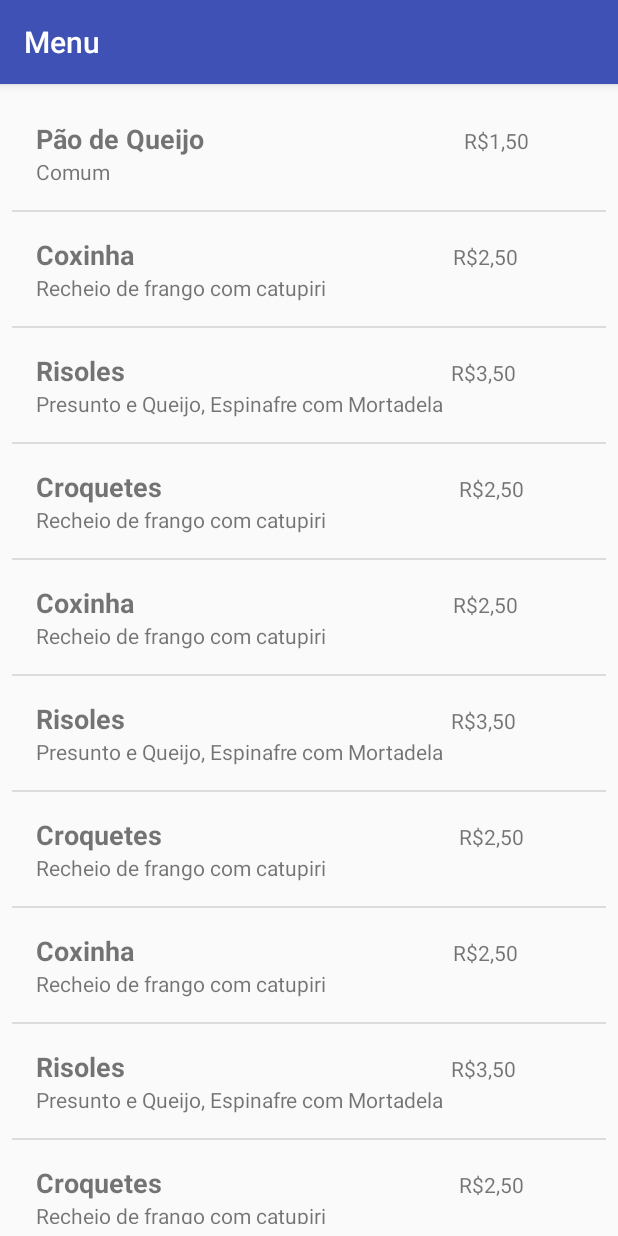
After one commit to joaomflima/Menu, an Android app: the recyclerView screen opened directly, with no data from a screen before it, on a phone screen of 412 x 824 dp. The commit adds this screen. Run offline under Robolectric (Android 15) with nearby library versions, the phone set to English and light mode, and no system bars.

Commit message:
Começando a adicionar listas

```diff
--- a/app/build.gradle
+++ b/app/build.gradle
@@ -25,4 +25,5 @@ dependencies {
     testImplementation 'junit:junit:4.12'
     androidTestImplementation 'com.android.support.test:runner:1.0.2'
     androidTestImplementation 'com.android.support.test.espresso:espresso-core:3.0.2'
+    implementation 'com.android.support:recyclerview-v7:27.1.1'
 }
--- /dev/null
+++ b/app/src/main/java/com/una/menu/adapter/AdapterProdutos.java
@@ -0,0 +1,65 @@
+package com.una.menu.adapter;
+
+import android.support.annotation.NonNull;
+import android.support.v7.widget.RecyclerView;
+import android.view.LayoutInflater;
+import android.view.View;
+import android.view.ViewGroup;
+import android.widget.TextView;
+
+import com.una.menu.R;
+import com.una.menu.model.Produto;
+
+import java.util.List;
+
+
+public class AdapterProdutos extends RecyclerView.Adapter<AdapterProdutos.MyViewHolder> {
+
+    // Atributos
+    private List<Produto> listaProdutos;
+
+    // Construtor
+    public AdapterProdutos(List<Produto> lista ) {
+        this.listaProdutos = lista;
+    }
+
+    @NonNull
+    @Override
+    public MyViewHolder onCreateViewHolder(@NonNull ViewGroup parent, int viewType) {
+
+        View itemLista = LayoutInflater.from(parent.getContext())
+                .inflate(R.layout.produtos_lista, parent, false);
+
+        return new MyViewHolder(itemLista);
+    }
+
+    @Override
+    public void onBindViewHolder(@NonNull MyViewHolder holder, int position) {
+
+        Produto produto = listaProdutos.get(position);
+        holder.nome.setText(produto.getNome());
+        holder.descricao.setText(produto.getDescricao());
+        holder.preco.setText(produto.getPreco());
+    }
+
+    @Override
+    public int getItemCount() {
+        return listaProdutos.size();
+    }
+
+    public class MyViewHolder extends RecyclerView.ViewHolder {
+
+        TextView nome;
+        TextView descricao;
+        TextView preco;
+
+        public MyViewHolder(View itemView) {
+            super(itemView);
+
+            nome = itemView.findViewById(R.id.textTitulo);
+            descricao = itemView.findViewById(R.id.textGenero);
+            preco = itemView.findViewById(R.id.textAno);
+        }
+    }
+
+}
--- /dev/null
+++ b/app/src/main/java/com/una/menu/model/Produto.java
@@ -0,0 +1,48 @@
+package com.una.menu.model;
+
+public class Produto {
+
+    // Atributos
+    private String nome;
+    private String descricao;
+    private String preco;
+
+    // Construtor 01
+
+    public Produto(String nome, String descricao, String preco) {
+        this.nome = nome;
+        this.descricao = descricao;
+        this.preco = preco;
+    }
+
+    // Contrutor 02
+    public Produto(){
+
+    }
+
+    // Getters and Setters
+
+    public String getNome() {
+        return nome;
+    }
+
+    public void setNome(String nome) {
+        this.nome = nome;
+    }
+
+    public String getDescricao() {
+        return descricao;
+    }
+
+    public void setDescricao(String descricao) {
+        this.descricao = descricao;
+    }
+
+    public String getPreco() {
+        return preco;
+    }
+
+    public void setPreco(String preco) {
+        this.preco = preco;
+    }
+}
--- /dev/null
+++ b/app/src/main/java/com/una/menu/recyclerView.java
@@ -0,0 +1,83 @@
+package com.una.menu;
+
+import android.support.v7.app.AppCompatActivity;
+import android.os.Bundle;
+import android.support.v7.widget.DividerItemDecoration;
+import android.support.v7.widget.LinearLayoutManager;
+import android.support.v7.widget.RecyclerView;
+import android.widget.LinearLayout;
+
+import com.una.menu.adapter.AdapterProdutos;
+import com.una.menu.model.Produto;
+
+import java.util.ArrayList;
+import java.util.List;
+
+public class recyclerView extends AppCompatActivity {
+
+    private RecyclerView recyclerView;
+    private List<Produto> listaProduto = new ArrayList<>();
+
+    @Override
+    protected void onCreate(Bundle savedInstanceState) {
+        super.onCreate(savedInstanceState);
+        setContentView(R.layout.activity_recycler_view);
+
+        recyclerView = findViewById(R.id.recyclerView);
+
+        // Lista Produtos
+        this.criarProdutos();
+
+        //Configurar adapter
+        AdapterProdutos adapterProdutos = new AdapterProdutos( listaProduto );
+
+        //Configurar RecycleView
+        RecyclerView.LayoutManager layoutManager = new LinearLayoutManager(getApplicationContext());
+        recyclerView.setLayoutManager(layoutManager);
+        recyclerView.setHasFixedSize(true);
+        recyclerView.addItemDecoration(new DividerItemDecoration(this, LinearLayout.VERTICAL));
+        recyclerView.setAdapter(adapterProdutos);
+    }
+
+    public void criarProdutos(){
+        Produto produto = new Produto("Pão de Queijo", "Comum", "R$1,50");
+        listaProduto.add(produto);
+
+        produto = new Produto("Coxinha", "Recheio de frango com catupiri", "R$2,50");
+        listaProduto.add(produto);
+
+        produto = new Produto("Risoles", "Presunto e Queijo, Espinafre com Mortadela", "R$3,50");
+        listaProduto.add(produto);
+
+        produto = new Produto("Croquetes ", "Recheio de frango com catupiri", "R$2,50");
+        listaProduto.add(produto);
+
+        produto = new Produto("Coxinha", "Recheio de frango com catupiri", "R$2,50");
+        listaProduto.add(produto);
+
+        produto = new Produto("Risoles", "Presunto e Queijo, Espinafre com Mortadela", "R$3,50");
+        listaProduto.add(produto);
+
+        produto = new Produto("Croquetes ", "Recheio de frango com catupiri", "R$2,50");
+        listaProduto.add(produto);
+
+        produto = new Produto("Coxinha", "Recheio de frango com catupiri", "R$2,50");
+        listaProduto.add(produto);
+
+        produto = new Produto("Risoles", "Presunto e Queijo, Espinafre com Mortadela", "R$3,50");
+        listaProduto.add(produto);
+
+        produto = new Produto("Croquetes ", "Recheio de frango com catupiri", "R$2,50");
+        listaProduto.add(produto);
+
+        produto = new Produto("Coxinha", "Recheio de frango com catupiri", "R$2,50");
+        listaProduto.add(produto);
+
+        produto = new Produto("Risoles", "Presunto e Queijo, Espinafre com Mortadela", "R$3,50");
+        listaProduto.add(produto);
+
+        produto = new Produto("Croquetes ", "Recheio de frango com catupiri", "R$2,50");
+        listaProduto.add(produto);
+
+    }
+}
--- /dev/null
+++ b/app/src/main/res/layout/activity_recycler_view.xml
@@ -0,0 +1,23 @@
+<?xml version="1.0" encoding="utf-8"?>
+<android.support.constraint.ConstraintLayout xmlns:android="http://schemas.android.com/apk/res/android"
+    xmlns:app="http://schemas.android.com/apk/res-auto"
+    xmlns:tools="http://schemas.android.com/tools"
+    android:layout_width="match_parent"
+    android:layout_height="match_parent"
+    tools:context=".recyclerView">
+
+    <android.support.v7.widget.RecyclerView
+        android:id="@+id/recyclerView"
+        android:layout_width="0dp"
+        android:layout_height="0dp"
+        android:layout_marginBottom="8dp"
+        android:layout_marginEnd="8dp"
+        android:layout_marginLeft="8dp"
+        android:layout_marginRight="8dp"
+        android:layout_marginStart="8dp"
+        android:layout_marginTop="8dp"
+        app:layout_constraintBottom_toBottomOf="parent"
+        app:layout_constraintEnd_toEndOf="parent"
+        app:layout_constraintStart_toStartOf="parent"
+        app:layout_constraintTop_toTopOf="parent" />
+</android.support.constraint.ConstraintLayout>
--- /dev/null
+++ b/app/src/main/res/layout/produtos_lista.xml
@@ -0,0 +1,35 @@
+<?xml version="1.0" encoding="utf-8"?>
+<LinearLayout xmlns:android="http://schemas.android.com/apk/res/android"
+    android:layout_width="match_parent"
+    android:layout_height="wrap_content"
+    android:layout_margin="16dp"
+    android:orientation="vertical">
+
+    <LinearLayout
+        android:layout_width="match_parent"
+        android:layout_height="wrap_content"
+        android:orientation="horizontal">
+
+        <TextView
+            android:id="@+id/textTitulo"
+            android:layout_width="wrap_content"
+            android:layout_height="wrap_content"
+            android:layout_weight="5"
+            android:text="Título"
+            android:textSize="18sp"
+            android:textStyle="bold" />
+
+        <TextView
+            android:id="@+id/textAno"
+            android:layout_width="wrap_content"
+            android:layout_height="wrap_content"
+            android:layout_weight="1"
+            android:text="Ano" />
+    </LinearLayout>
+
+    <TextView
+        android:id="@+id/textGenero"
+        android:layout_width="match_parent"
+        android:layout_height="wrap_content"
+        android:text="Genero" />
+</LinearLayout>
```
Also changed, not shown: app/src/main/AndroidManifest.xml (+4 -3 lines), app/src/main/java/com/una/menu/TelaInicial.java (deleted, +0 -23 lines), app/src/main/java/com/una/menu/activity/BuscaActivity.java (added, +74 -0 lines), app/src/main/java/com/una/menu/activity/CadastroClienteActivity.java (renamed from app/src/main/java/com/una/menu/TelaCadastro.java, +7 -5 lines), app/src/main/java/com/una/menu/activity/LoginActivity.java (renamed from app/src/main/java/com/una/menu/TelaLogin.java, +9 -6 lines), app/src/main/res/layout/activity_busca.xml (added, +59 -0 lines), app/src/main/res/layout/activity_cadastro_cliente.xml (renamed from app/src/main/res/layout/activity_tela_login.xml, +48 -34 lines), app/src/main/res/layout/activity_login.xml (renamed from app/src/main/res/layout/activity_tela_cadastro.xml, +34 -48 lines), app/src/main/res/layout/activity_tela_inicial.xml (deleted, +0 -31 lines).
